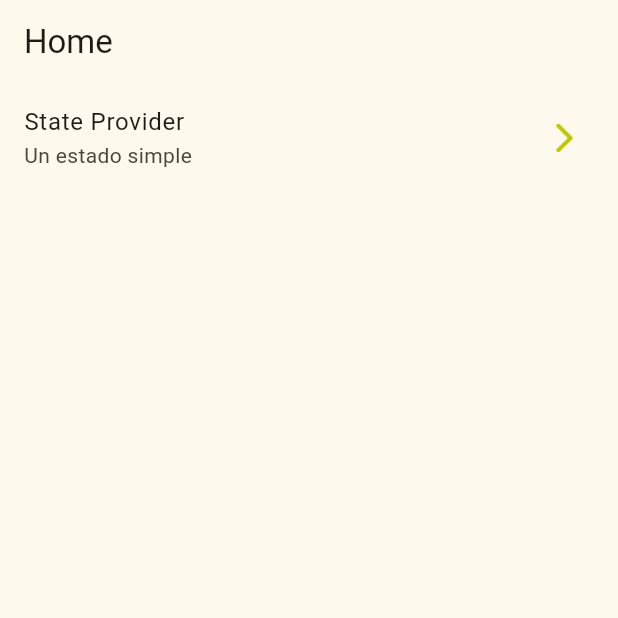
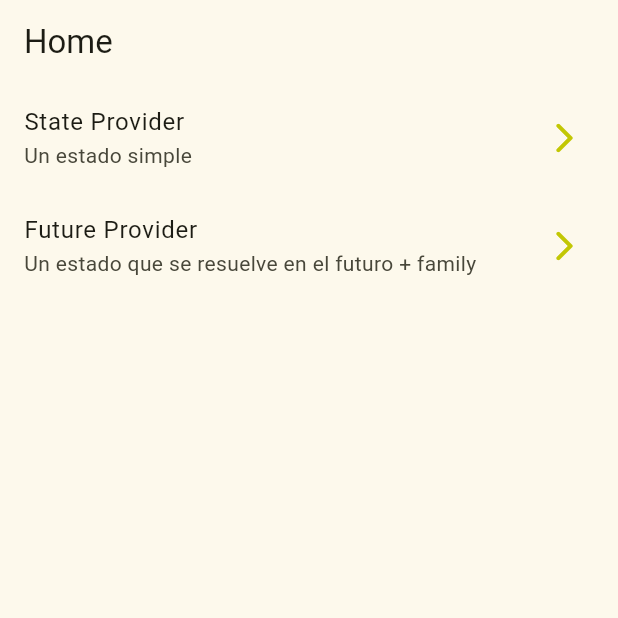
Before and after one commit to tripleP16/River-App, a Flutter app: the screen it shows after launch, on a phone screen of 412 x 824 dp, the top half of it. Run offline on Flutter 3.47's test engine with Material 2 defaults, Android fonts, the phone set to English and light mode, and no system bars; our stand-ins replace dio, flutter_riverpod, go_router, google_fonts; missing offline and left inert: random_name_generator.

Commit message:
riverpod providers

```diff
--- a/lib/config/config.dart
+++ b/lib/config/config.dart
@@ -1,3 +1,4 @@
 export 'theme/app_theme.dart';
 export 'router/app_router.dart';
 export 'helpers/random_generator.dart';
+export 'helpers/pokemon_service.dart';
--- a/lib/config/router/app_router.dart
+++ b/lib/config/router/app_router.dart
@@ -14,5 +14,9 @@ final appRouter = GoRouter(
             path: '/state-provider',
             pageBuilder: (context, state) => const MaterialPage(child: StateProviderScreen()),
         ),
+        GoRoute(
+            path: '/future-provider',
+            pageBuilder: (context, state) => const MaterialPage(child: PokemonScreen()),
+        ),
     ]
 );
--- a/lib/presentation/providers/providers.dart
+++ b/lib/presentation/providers/providers.dart
@@ -1 +1,2 @@
 export 'random_name_provider.dart';
+export 'pokemon_provider.dart';
--- a/lib/presentation/screens/home/home_screen.dart
+++ b/lib/presentation/screens/home/home_screen.dart
@@ -29,6 +29,11 @@ class _HomeWidget extends StatelessWidget {
           subtitle: 'Un estado simple',
           location: '/state-provider',
         ),
+        _CustomListTile(
+          title: 'Future Provider',
+          subtitle: 'Un estado que se resuelve en el futuro + family',
+          location: '/future-provider',
+        ),
       //
       ],
     );
--- a/lib/presentation/screens/screens.dart
+++ b/lib/presentation/screens/screens.dart
@@ -1,2 +1,3 @@
 export 'home/home_screen.dart';
 export 'state_provider/state_provider_screen.dart';
+export 'pokemon/pokemon_screen.dart';
```
Also changed, not shown: lib/config/helpers/pokemon_service.dart (added, +16 -0 lines), lib/presentation/providers/pokemon_provider.dart (added, +11 -0 lines), lib/presentation/screens/pokemon/pokemon_screen.dart (added, +44 -0 lines), pubspec.yaml (+5 -13 lines), lib/presentation/providers/future_provider.dart (deleted), pubspec.lock.
